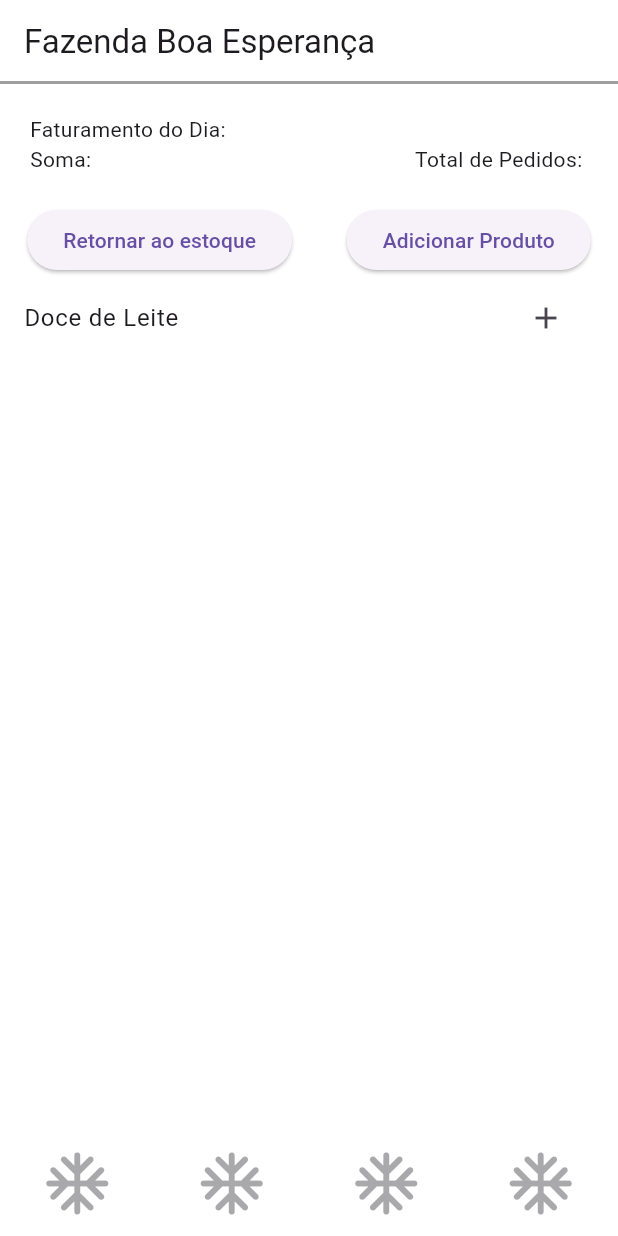
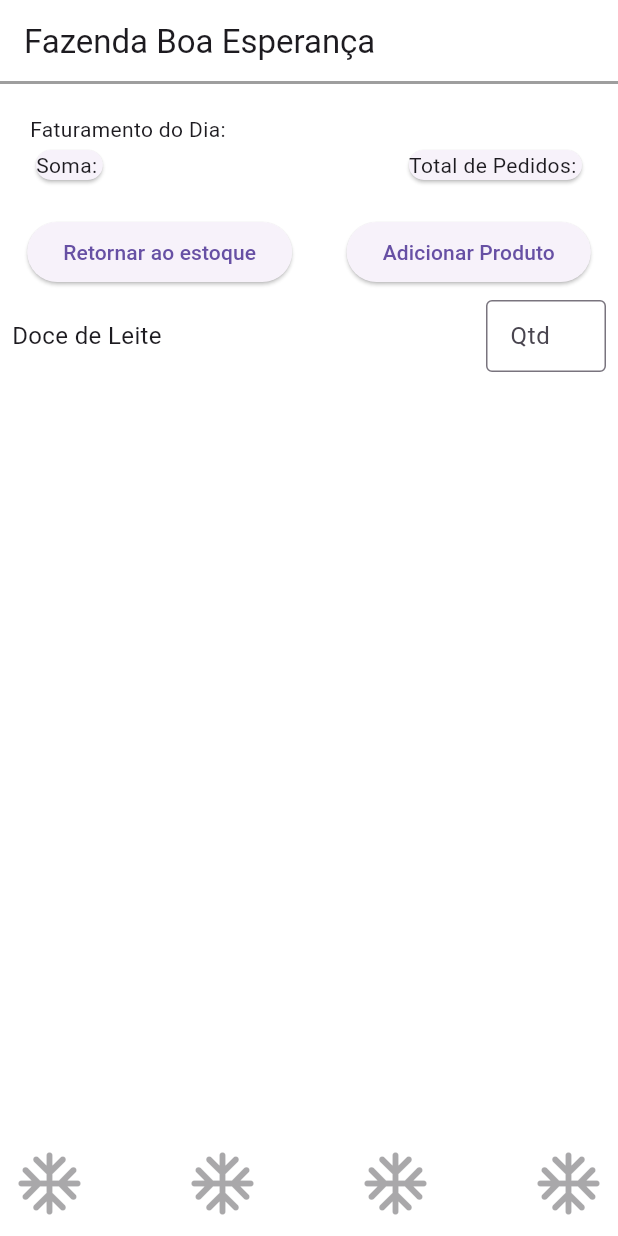
Before and after one commit to moisesRubens/dairy_mobile, a Flutter app: the screen it shows after launch, on a phone screen of 412 x 824 dp. Run offline on Flutter 3.47's test engine with Material 3 defaults, Android fonts, the phone set to English and light mode, and no system bars.

Commit message:
feat: add TextFiled

```diff
--- a/lib/main.dart
+++ b/lib/main.dart
@@ -64,8 +64,12 @@ class _StateDairyStatus extends State<DairyStatus> {
           Row(
             mainAxisAlignment: MainAxisAlignment.spaceBetween,
             children: [
-              Text("Soma: "),
-              Text("Total de Pedidos: ")
+              Card(
+                child: Text("Soma: "),
+              ),
+              Card(
+                child: Text("Total de Pedidos: "),
+              )
             ],
           ),
         ],
@@ -80,7 +84,7 @@ class DairyBottomNavigationBar extends StatelessWidget {
   @override
   Widget build(BuildContext context) {
     return Row(
-      mainAxisAlignment: MainAxisAlignment.spaceAround,
+      mainAxisAlignment: MainAxisAlignment.spaceBetween,
       children: [
         for(var i=0; i<numberBottons; i++)
           IconButton(onPressed: null, icon: Icon(Icons.ac_unit_rounded, size: 50.0,))
--- a/lib/models/product_model.dart
+++ b/lib/models/product_model.dart
@@ -61,12 +61,34 @@ class _ProductsListState extends State<ProductList> {
               : ListView.builder(
                   itemCount: products.length,
                   itemBuilder: (context, index) {
-                    return ListTile(
-                      title: Text(products[index].name),
-                      trailing: IconButton(
-                        icon: Icon(Icons.add),
-                        onPressed: () => removeProduct(index),
-                      ),
+                    return Container(
+                      padding: EdgeInsets.all(8.0),
+                      child: Row(
+                        children: [
+                          Expanded(
+                              flex: 2,
+                              child: Text(
+                                products[index].name,
+                                style: TextStyle(fontSize: 16),
+                              ),
+                          ),
+                          SizedBox(
+                              width: 80,
+                              child: TextField(
+                                decoration: InputDecoration(
+                                  border: OutlineInputBorder(),
+                                  labelText: 'Qtd',
+                                  isDense: true,
+                                ),
+                                keyboardType: TextInputType.number,
+                                controller: TextEditingController(
+                                  text: null,
+                                ),
+                                onChanged: null
+                              ),
+                          ),
+                        ],
+                        )
                     );
                   },
                 ),
```
